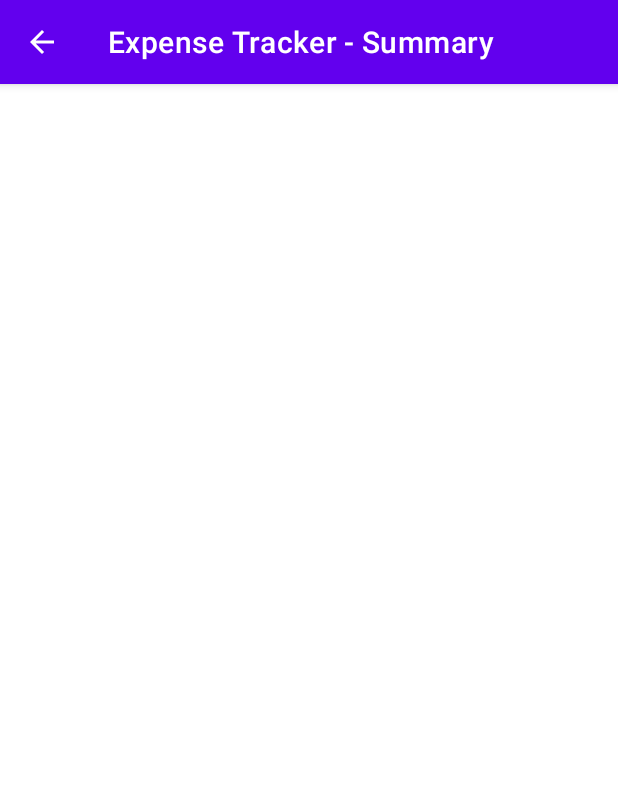
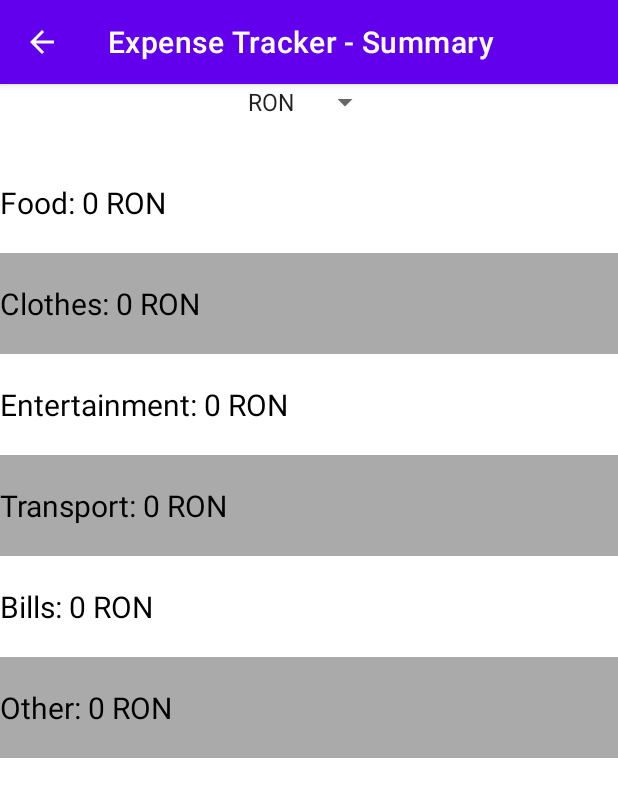
Before and after one commit to mar1907/ExpenseTracker, an Android app: the SummaryActivity screen opened directly, with no data from a screen before it, on a phone screen of 412 x 824 dp. Shown: the top 797 px of the screen. Run offline under Robolectric (Android 15) with nearby library versions, the phone set to English and light mode, and no system bars.

Commit message:
Added spinner and categories to Summary Activity
Signed-off-by: StefanRM <stefanmaftei@gmail.com>

```diff
--- a/app/src/main/java/com/example/expensetracker/MainActivity.kt
+++ b/app/src/main/java/com/example/expensetracker/MainActivity.kt
@@ -47,7 +47,6 @@ class MainActivity : AppCompatActivity() {
         if (sdf.parse(sdf.format(Date())).after(sdf.parse(SavedPreference.getExchangeRateDate(this)))) {
             exchangeRateViewModel.response.observe(this, Observer {
                 it?.let {
-                    binding.aleluia.text = it.toString()
                     SavedPreference.setExchangeRateDate(this, it.date)
                     SavedPreference.setExchangeRateEUR(this, it.rates.EUR.toString())
                     SavedPreference.setExchangeRateUSD(this, it.rates.USD.toString())
--- a/app/src/main/java/com/example/expensetracker/SavedPreference.kt
+++ b/app/src/main/java/com/example/expensetracker/SavedPreference.kt
@@ -11,9 +11,9 @@ import com.example.expensetracker.network.ExchangeRateJSON
 object SavedPreference {
     const val EMAIL = "email"
     const val USERNAME = "username"
-    const val EXCHANGE_RATE_DATE = "1996-07-19"
-    const val EXCHANGE_RATE_EUR = "1"
-    const val EXCHANGE_RATE_USD = "1"
+    const val EXCHANGE_RATE_DATE = "exchange_rate_date"
+    const val EXCHANGE_RATE_EUR = "exchange_rate_eur"
+    const val EXCHANGE_RATE_USD = "exchange_rate_usd"
 
     private  fun getSharedPreference(ctx: Context?): SharedPreferences? {
         return PreferenceManager.getDefaultSharedPreferences(ctx)
--- a/app/src/main/java/com/example/expensetracker/SummaryActivity.kt
+++ b/app/src/main/java/com/example/expensetracker/SummaryActivity.kt
@@ -2,11 +2,12 @@ package com.example.expensetracker
 
 import androidx.appcompat.app.AppCompatActivity
 import android.os.Bundle
+import android.view.View
+import android.widget.AdapterView
+import android.widget.ArrayAdapter
 import com.example.expensetracker.databinding.ActivitySummaryBinding
-import java.text.SimpleDateFormat
-import java.util.*
 
-class SummaryActivity : AppCompatActivity() {
+class SummaryActivity : AppCompatActivity(), AdapterView.OnItemSelectedListener {
     private lateinit var binding: ActivitySummaryBinding
 
     override fun onCreate(savedInstanceState: Bundle?) {
@@ -17,10 +18,40 @@ class SummaryActivity : AppCompatActivity() {
 
         this.title = "${getString(R.string.app_name)} - ${getString(R.string.summary_activity_title)}"
 
-//        val valid_until = "2021-01-19"
-//        val today = "2021-01-20"
-        val sdf = SimpleDateFormat("yyyy-MM-dd")
-//        binding.summaryText.text = (sdf.parse(today).after(sdf.parse(valid_until))).toString()
-        binding.summaryText.text = SavedPreference.getExchangeRateEUR(this)
+        binding.summarySpinner.onItemSelectedListener = this
+        ArrayAdapter.createFromResource(
+                this,
+                R.array.currencies,
+                android.R.layout.simple_spinner_item
+        ).also { adapter ->
+            adapter.setDropDownViewResource(android.R.layout.simple_spinner_dropdown_item)
+            binding.summarySpinner.adapter = adapter
+        }
+    }
+
+    override fun onItemSelected(parent: AdapterView<*>?, view: View?, position: Int, id: Long) {
+        val currency = parent?.getItemAtPosition(position).toString()
+
+        binding.summaryExchangeRate.text = when (currency) {
+                "EUR" -> "1 EUR = ${String.format("%.3f", 1 / SavedPreference.getExchangeRateEUR(this)!!.toDouble())} RON"
+                "USD" -> "1 USD = ${String.format("%.3f", 1 / SavedPreference.getExchangeRateUSD(this)!!.toDouble())} RON"
+                else  ->  ""
+            }
+
+        fillSummaries(currency)
+    }
+
+    override fun onNothingSelected(parent: AdapterView<*>?) {
+        // nothing to do
+    }
+
+    private fun fillSummaries(currency: String) {
+        binding.summaryFood.text = "Food: 0 $currency"
+        binding.summaryClothes.text = "Clothes: 0 $currency"
+        binding.summaryEntertainment.text = "Entertainment: 0 $currency"
+        binding.summaryTransport.text = "Transport: 0 $currency"
+        binding.summaryBills.text = "Bills: 0 $currency"
+        binding.summaryOther.text = "Other: 0 $currency"
+
     }
 }
--- a/app/src/main/res/layout/activity_main.xml
+++ b/app/src/main/res/layout/activity_main.xml
@@ -60,14 +60,4 @@
         tools:layout_editor_absoluteX="128dp"
         tools:layout_editor_absoluteY="86dp" />
 
-    <TextView
-        android:id="@+id/aleluia"
-        android:layout_width="wrap_content"
-        android:layout_height="wrap_content"
-        android:text="ALELUIA"
-        app:layout_constraintBottom_toBottomOf="@+id/expense_list"
-        app:layout_constraintTop_toBottomOf="@+id/summary_button"
-        app:layout_constraintVertical_bias="0.53"
-        tools:layout_editor_absoluteX="178dp" />
-
 </androidx.constraintlayout.widget.ConstraintLayout>
--- a/app/src/main/res/layout/activity_summary.xml
+++ b/app/src/main/res/layout/activity_summary.xml
@@ -6,14 +6,97 @@
     android:layout_width="match_parent"
     android:layout_height="wrap_content"
     android:orientation="vertical"
-    android:layout_gravity="center_vertical"
     tools:context=".MainActivity" >
 
+    <Spinner
+        android:id="@+id/summary_spinner"
+        android:layout_width="wrap_content"
+        android:layout_height="wrap_content"
+        android:layout_gravity="center_horizontal"/>
+
     <TextView
-        android:id="@+id/summary_text"
+        android:id="@+id/summary_exchange_rate"
         android:layout_width="wrap_content"
         android:layout_height="wrap_content"
         android:layout_gravity="center_horizontal"
-        android:text="Summary"/>
+        android:textSize="15dp"
+        android:textColor="@color/black"
+        android:text="Exchange Rate"/>
+
+    <ScrollView
+        android:layout_width="match_parent"
+        android:layout_height="wrap_content" >
+
+        <LinearLayout
+            android:id="@+id/scroll_linear_layout"
+            android:layout_width="match_parent"
+            android:layout_height="wrap_content"
+            android:orientation="vertical" >
+
+            <TextView
+                android:id="@+id/summary_food"
+                android:paddingTop="20sp"
+                android:paddingBottom="20sp"
+                android:layout_width="match_parent"
+                android:layout_height="wrap_content"
+                android:textSize="20dp"
+                android:textColor="@color/black"
+                android:text="Food"/>
+
+            <TextView
+                android:id="@+id/summary_clothes"
+                android:paddingTop="20sp"
+                android:paddingBottom="20sp"
+                android:layout_width="match_parent"
+                android:layout_height="wrap_content"
+                android:textSize="20dp"
+                android:textColor="@color/black"
+                android:background="@android:color/darker_gray"
+                android:text="Clothes"/>
+
+            <TextView
+                android:id="@+id/summary_entertainment"
+                android:paddingTop="20sp"
+                android:paddingBottom="20sp"
+                android:layout_width="match_parent"
+                android:layout_height="wrap_content"
+                android:textSize="20dp"
+                android:textColor="@color/black"
+                android:text="Entertainment"/>
+
+            <TextView
+                android:id="@+id/summary_transport"
+                android:paddingTop="20sp"
+                android:paddingBottom="20sp"
+                android:layout_width="match_parent"
+                android:layout_height="wrap_content"
+                android:textSize="20dp"
+                android:textColor="@color/black"
+                android:background="@android:color/darker_gray"
+                android:text="Transport"/>
+
+            <TextView
+                android:id="@+id/summary_bills"
+                android:paddingTop="20sp"
+                android:paddingBottom="20sp"
+                android:layout_width="match_parent"
+                android:layout_height="wrap_content"
+                android:textSize="20dp"
+                android:textColor="@color/black"
+                android:text="Bills"/>
+
+            <TextView
+                android:id="@+id/summary_other"
+                android:paddingTop="20sp"
+                android:paddingBottom="20sp"
+                android:layout_width="match_parent"
+                android:layout_height="wrap_content"
+                android:textSize="20dp"
+                android:textColor="@color/black"
+                android:background="@android:color/darker_gray"
+                android:text="Other"/>
+
+        </LinearLayout>
+    </ScrollView>
 
 </LinearLayout>
```
